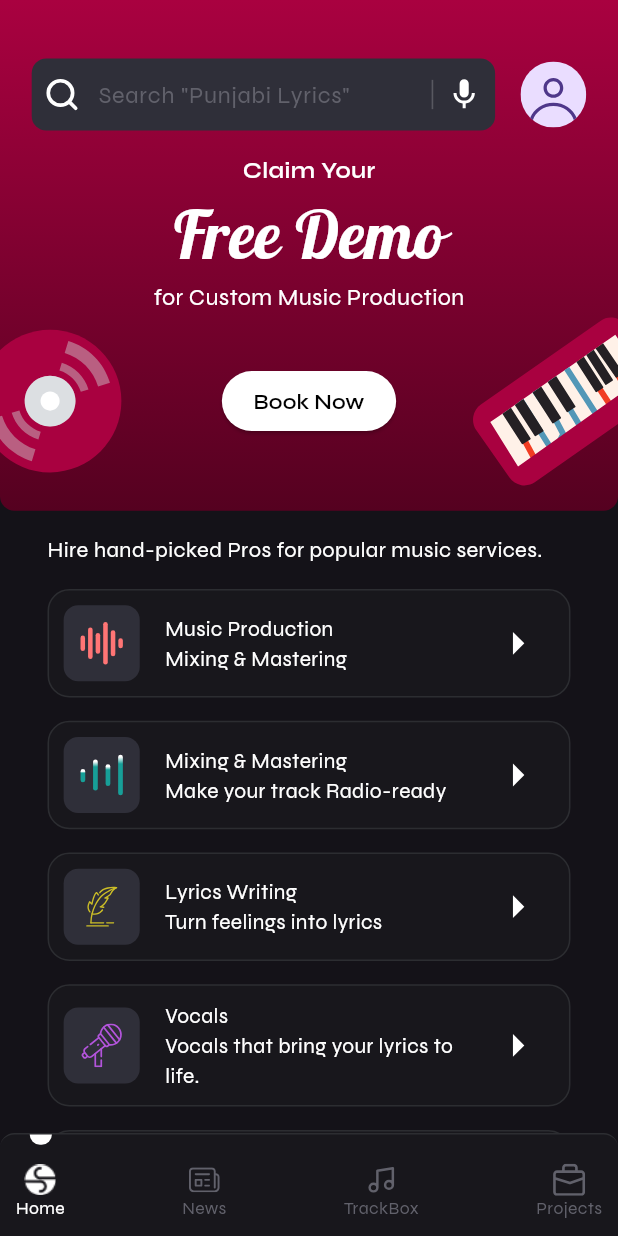
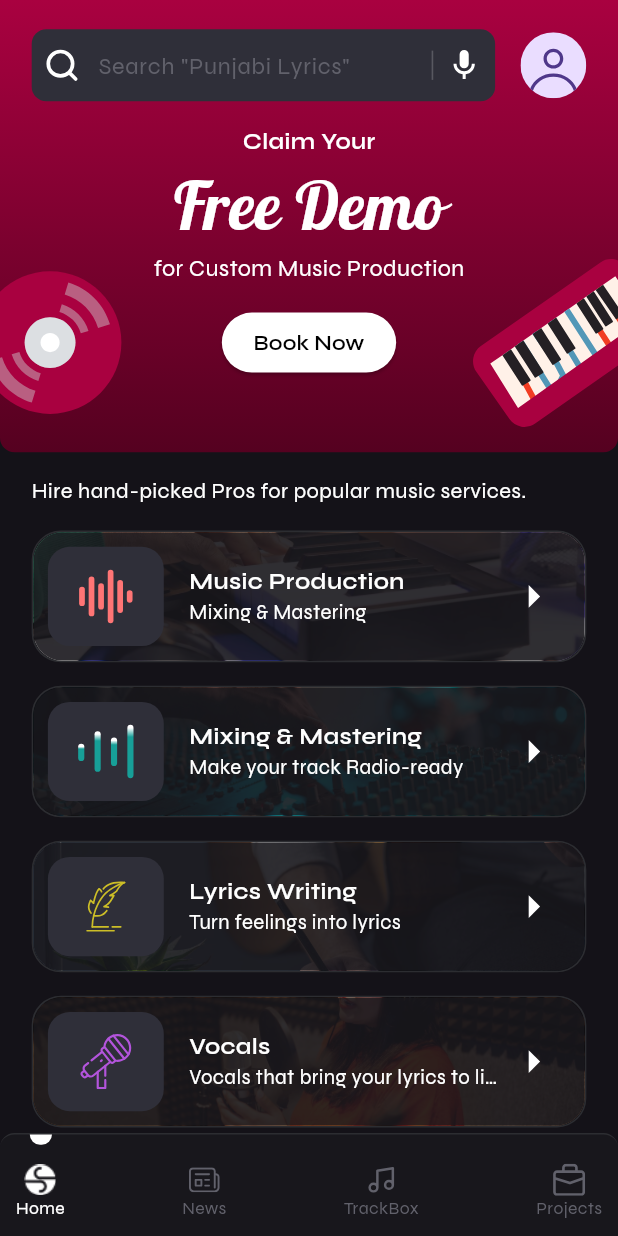
Before and after one commit to Ahmed-lashari/S.Rocks.Music, a Flutter app: the screen it shows after launch, on a phone screen of 412 x 824 dp. Run offline on Flutter 3.47's test engine with Material 3 defaults, Android fonts, the light colour scheme and no system bars; our stand-ins replace flutter_riverpod, flutter_screenutil, flutter_spinkit, flutter_svg, hexcolor; generated files the repository leaves out were written again; project files that could hold a hidden picture were left out.

Commit message:
music cards render issue resolved

```diff
--- a/lib/constants/app_icons.dart
+++ b/lib/constants/app_icons.dart
@@ -26,4 +26,10 @@ class AppImageIcons {
   static const String lyrics = "assets/all_icons/mucis_card_icons/lyrics.svg";
   static const String vocals = "assets/all_icons/mucis_card_icons/vocals.svg";
   static const String arrow = "assets/all_icons/mucis_card_icons/arrow.svg";
+
+  // music card background images
+  static const String prodBg = "assets/all_icons/card_bg/production.png";
+  static const String mixingBg = "assets/all_icons/card_bg/mixing.png";
+  static const String vocalsBg = "assets/all_icons/card_bg/vocals.png";
+  static const String lyricsBg = "assets/all_icons/card_bg/lyrics.png";
 }
--- a/lib/core/utils.dart/utils.dart
+++ b/lib/core/utils.dart/utils.dart
@@ -1,11 +1,15 @@
 import 'package:flutter/material.dart';
 
 class Utils {
+  static MediaQueryData getMediaQuery(BuildContext context) {
+    return MediaQuery.of(context);
+  }
+
   static double getHeight(BuildContext context) {
-    return MediaQuery.of(context).size.height;
+    return getMediaQuery(context).size.height;
   }
 
   static double getWeidth(BuildContext context) {
-    return MediaQuery.of(context).size.width;
+    return getMediaQuery(context).size.width;
   }
 }
--- a/lib/main.dart
+++ b/lib/main.dart
@@ -25,7 +25,7 @@ class _SRocksMusicState extends State<SRocksMusic> {
   @override
   Widget build(BuildContext context) {
     return ScreenUtilInit(
-        designSize: const Size(390, 845),
+        designSize: const Size(390, 845), // taken from figma assignemnt file
         minTextAdapt: true,
         splitScreenMode: true,
         builder: (context, child) => SafeArea(
--- a/lib/view/screens/home/home_tab/0_home_tab.dart
+++ b/lib/view/screens/home/home_tab/0_home_tab.dart
@@ -3,6 +3,7 @@ import 'package:flutter_screenutil/flutter_screenutil.dart';
 import 'package:skility_x/constants/app_colors.dart';
 import 'package:skility_x/constants/app_icons.dart';
 import 'package:skility_x/constants/app_keys/text_controller_keys.dart';
+import 'package:skility_x/core/utils.dart/utils.dart';
 import 'package:skility_x/view/themes/theme_constants.dart';
 import 'package:skility_x/view/widgets/app_textfield.dart';
 import 'package:skility_x/view/widgets/custom_icons.dart';
@@ -19,20 +20,15 @@ class _HomeScreenState extends State<HomeScreen> {
   @override
   Widget build(BuildContext context) {
     return Scaffold(
-      body: SingleChildScrollView(
-        child: Column(
-          spacing: 16.h,
-          children: [
-            _CustomAppBar(),
-            _ScrollableContent(),
-          ],
-        ),
-      ),
-    );
+        // backgroundColor: Colors.blue,
+        body: SingleChildScrollView(
+            child: Column(
+                spacing: 16.h,
+                children: [_CustomAppBar(context), _ScrollableContent()])));
   }
 }
 
-Widget _CustomAppBar() {
+Widget _CustomAppBar(BuildContext context) {
   return Container(
     padding: EdgeInsets.symmetric(vertical: 10.h),
     decoration: BoxDecoration(
@@ -45,7 +41,7 @@ Widget _CustomAppBar() {
       mainAxisSize: MainAxisSize.min,
       children: [
         // display text field
-        _buildSearchBar(),
+        _buildSearchBar(context),
 
 // textual scripts
         _buildTextualDetailsAndAssets(),
@@ -54,10 +50,13 @@ Widget _CustomAppBar() {
   );
 }
 
-Widget _buildSearchBar() {
+Widget _buildSearchBar(BuildContext context) {
   return Container(
       color: AppColors.transparent,
-      padding: EdgeInsets.only(left: 20.w, right: 20.w, top: 30.h),
+      padding: EdgeInsets.only(
+          left: 20.w,
+          right: 20.w,
+          top: Utils.getMediaQuery(context).padding.top + 10.h),
       child: Row(spacing: 16.w, children: [
         Expanded(
             child: myTextField(
@@ -71,7 +70,7 @@ Widget _buildSearchBar() {
 
 Widget _buildTextualDetailsAndAssets() {
   return SizedBox(
-      height: 250.h,
+      height: 230.h,
       child: Stack(
           alignment: Alignment.center,
           children: [_buildTextualDetails(), _buildAssets()]));
@@ -138,7 +137,7 @@ Widget _ScrollableContent() {
 
 Widget _ScrollableList() {
   return Padding(
-      padding: EdgeInsets.symmetric(horizontal: 30.w),
+      padding: EdgeInsets.symmetric(horizontal: 20.w),
       child: Column(
           spacing: 16.h,
           mainAxisAlignment: MainAxisAlignment.start,
@@ -151,36 +150,36 @@ Widget _ScrollableList() {
                 trailingIconPath: AppImageIcons.arrow,
                 title: "Music Production",
                 subTitle: "Mixing & Mastering",
-                bgAsset: 'bgAsset',
+                bgAsset: AppImageIcons.prodBg,
                 navigateRoute: 'production'),
             MusicServiceCard(
                 leadingIconPath: AppImageIcons.mixing,
                 trailingIconPath: AppImageIcons.arrow,
                 title: "Mixing & Mastering",
                 subTitle: "Make your track Radio-ready",
-                bgAsset: 'bgAsset',
+                bgAsset: AppImageIcons.mixingBg,
                 navigateRoute: 'production'),
             MusicServiceCard(
                 leadingIconPath: AppImageIcons.lyrics,
                 trailingIconPath: AppImageIcons.arrow,
                 title: "Lyrics Writing",
                 subTitle: "Turn feelings into lyrics",
-                bgAsset: 'bgAsset',
+                bgAsset: AppImageIcons.lyricsBg,
                 navigateRoute: 'production'),
             MusicServiceCard(
                 leadingIconPath: AppImageIcons.vocals,
                 trailingIconPath: AppImageIcons.arrow,
                 title: "Vocals",
                 subTitle: "Vocals that bring your lyrics to life.",
-                bgAsset: 'bgAsset',
+                bgAsset: AppImageIcons.vocalsBg,
                 navigateRoute: 'production'),
-            MusicServiceCard(
-                leadingIconPath: AppImageIcons.vocals,
-                trailingIconPath: AppImageIcons.arrow,
-                title: "Vocals",
-                subTitle: "Vocals that bring your lyrics to life.",
-                bgAsset: 'bgAsset',
-                navigateRoute: '.'),
+            // MusicServiceCard(
+            //     leadingIconPath: AppImageIcons.vocals,
+            //     trailingIconPath: AppImageIcons.arrow,
+            //     title: "Vocals",
+            //     subTitle: "Vocals that bring your lyrics to life.",
+            //     bgAsset: 'bgAsset',
+            //     navigateRoute: '.'),
             SizedBox.shrink()
           ]));
 }
--- a/lib/view/widgets/app_bottom_nav_bar.dart
+++ b/lib/view/widgets/app_bottom_nav_bar.dart
@@ -28,26 +28,23 @@ class _CustomBottomNavigationBarState
   Widget build(BuildContext context) {
     debugPrint('building whole nav bar');
     return Container(
-        padding: EdgeInsets.only(bottom: 10.h, left: 10.w, right: 10.w),
         decoration: BoxDecoration(
             border: Border(top: BorderSide(color: AppColors.navBarBorderColor)),
             color: AppColors.navBarBgColor,
-          borderRadius: BorderRadius.vertical(top: Radius.circular(10.r)),
-        ),
+            borderRadius: BorderRadius.vertical(top: Radius.circular(10.r))),
         child: Stack(children: [_buildIndicator(), _buildNavItems()]));
   }
 
   Widget _buildIndicator() {
-    final double maxAlign = 0.88.w;
-    final double boundries = 0.9.w;
+    final double maxAlign = 0.88;
+    final double boundries = 0.9;
     final int n = _navBarList.length;
 
     return Positioned(
         top: 0,
         right: 0,
         left: 0,
-      child: Consumer(
-        builder: (context, ref, child) {
+        child: Consumer(builder: (context, ref, child) {
           final selectedIndex = ref.watch(homeViewModelProvider);
 
           /// starting/emding point (-1 to 1)
@@ -69,23 +66,21 @@ class _CustomBottomNavigationBarState
                       color: AppColors.whiteColor,
                       borderRadius: BorderRadius.vertical(
                           bottom: Radius.circular(50.r)))));
-        },
-      ),
-    );
+        }));
   }
 
   Widget _buildNavItems() {
-    return Consumer(
-      builder: (context, ref, child) {
+    return Padding(
+        padding: EdgeInsets.only(bottom: 10.h, left: 10.w, right: 10.w),
+        child: Consumer(builder: (context, ref, child) {
           return Row(
               mainAxisAlignment: MainAxisAlignment.spaceBetween,
               children: List.generate(_navBarList.length, (index) {
                 return GestureDetector(
-              onTap: () =>
-                  ref.read(homeViewModelProvider.notifier).setIndex(index),
-              child: Column(
-                mainAxisSize: MainAxisSize.min,
-                children: [
+                    onTap: () => ref
+                        .read(homeViewModelProvider.notifier)
+                        .setIndex(index),
+                    child: Column(mainAxisSize: MainAxisSize.min, children: [
                       SizedBox(height: 20.h),
                       Consumer(builder: (context, ref, _) {
                         final selectedIndex = ref.watch(homeViewModelProvider);
@@ -98,8 +93,7 @@ class _CustomBottomNavigationBarState
                                 ? AppColors.whiteColor
                                 : AppColors.navBarUnselectedColor);
                       }),
-                  Consumer(
-                    builder: (context, ref, _) {
+                      Consumer(builder: (context, ref, _) {
                         final selectedIndex = ref.watch(homeViewModelProvider);
 
                         final isSelected = selectedIndex == index;
@@ -110,14 +104,9 @@ class _CustomBottomNavigationBarState
                                   : AppColors.navBarUnselectedColor,
                               fontSize: 12.sp,
                             ));
-                    },
-                  )
-                ],
-              ),
-            );
-          }),
-        );
-      },
-    );
+                      })
+                    ]));
+              }));
+        }));
   }
 }
--- a/lib/view/widgets/music_services_card.dart
+++ b/lib/view/widgets/music_services_card.dart
@@ -2,6 +2,7 @@ import 'package:flutter/material.dart';
 import 'package:flutter_screenutil/flutter_screenutil.dart';
 import 'package:skility_x/constants/app_colors.dart';
 import 'package:skility_x/core/config/route_config.dart';
+import 'package:skility_x/view/themes/theme_constants.dart';
 import 'package:skility_x/view/widgets/custom_icons.dart';
 
 class MusicServiceCard extends StatelessWidget {
@@ -11,6 +12,7 @@ class MusicServiceCard extends StatelessWidget {
   final String subTitle;
   final String bgAsset;
   final String navigateRoute;
+
   const MusicServiceCard(
       {super.key,
       required this.leadingIconPath,
@@ -23,57 +25,80 @@ class MusicServiceCard extends StatelessWidget {
   @override
   Widget build(BuildContext context) {
     return Container(
+        height: 90.h,
+        decoration: BoxDecoration(
+          border: Border.all(color: AppColors.cardMusicBorderColor, width: 1.w),
+          borderRadius: BorderRadius.circular(20.r),
+        ),
+        child: ClipRRect(
+            borderRadius: BorderRadius.circular(20.r),
+            child: Stack(fit: StackFit.expand, children: [
+              _buildBackgroundImage(),
+              _buildCardContent(context)
+            ])));
+  }
+
+  Widget _buildBackgroundImage() {
+    return Image.asset(
+      bgAsset,
+      fit: BoxFit.cover,
+    );
+  }
+
+  Widget _buildCardContent(BuildContext context) {
+    return Container(
         padding: EdgeInsets.all(10.r),
-      decoration: BoxDecoration(
-        color: AppColors.navBarBgColor,
-        border: Border.all(color: AppColors.cardMusicBorderColor),
-        borderRadius: BorderRadius.circular(15.r),
-      ),
+        color: AppColors.navBarBgColor.withValues(alpha: 0.9),
         child: Row(
             mainAxisAlignment: MainAxisAlignment.spaceBetween,
-        children: [
-          Flexible(
+            children: [_buildLeftSection(), _buildTrailingIcon(context)]));
+  }
+
+  Widget _buildLeftSection() {
+    return Expanded(
       child: Row(
-              spacing: 16.w,
-              children: [
-                // leading icon
-                Container(
-                  padding: EdgeInsets.all(11.r),
+          spacing: 16.w, children: [_buildLeadingIcon(), _buildTextSection()]),
+    );
+  }
+
+  Widget _buildLeadingIcon() {
+    return Expanded(
+      flex: 3,
+      child: Container(
+          height: 1.sh,
+          padding: EdgeInsets.all(15.r),
           decoration: BoxDecoration(
-                    borderRadius: BorderRadius.circular(10.r),
-                    color: AppColors.cardMusicBg,
-                  ),
-                  child: ClipRRect(
-                    borderRadius: BorderRadius.circular(10.r),
-                    clipBehavior: Clip.none,
-                    child: CustomIcon(
-                      icon: leadingIconPath,
-                      size: 30,
-                    ),
-                  ),
-                ),
+              borderRadius: BorderRadius.circular(15.r),
+              color: AppColors.cardMusicBg),
+          child: ClipRRect(child: CustomIcon(icon: leadingIconPath, size: 30))),
+    );
+  }
 
-                // title + subtitle
-                Flexible(
+  Widget _buildTextSection() {
+    return Expanded(
+        flex: 8,
         child: Column(
+            mainAxisAlignment: MainAxisAlignment.center,
             crossAxisAlignment: CrossAxisAlignment.start,
             children: [
-                      Text(title),
-                      Text(subTitle),
-                    ],
-                  ),
-                ),
-              ],
-            ),
-          ),
+              Text(title,
+                  maxLines: 1,
+                  overflow: TextOverflow.fade,
+                  style: TextStyle(
+                      fontFamily: AppTypoGraphy.bold, fontSize: 16.sp)),
+              Text(subTitle,
+                  maxLines: 1,
+                  overflow: TextOverflow.ellipsis,
+                  style: TextStyle(fontSize: 14.sp))
+            ]));
+  }
 
-          // trailing icon
-          IconButton(
+  Widget _buildTrailingIcon(BuildContext context) {
+    return IconButton(
         icon: CustomIcon(icon: trailingIconPath, size: 17),
-              onPressed: () => AppNavigator.navigateTo(context,
-                  wRoute: getWidgetFromRoute(navigateRoute))),
-        ],
-      ),
-    );
+        onPressed: () {
+          AppNavigator.navigateTo(context,
+              wRoute: getWidgetFromRoute(navigateRoute));
+        });
   }
 }
--- a/pubspec.yaml
+++ b/pubspec.yaml
@@ -78,6 +78,9 @@ flutter:
 
   # music card icons
     - assets/all_icons/mucis_card_icons/
+
+  # music card backgound images
+    - assets/all_icons/card_bg/
   #   - images/a_dot_ham.jpeg
   #   - images/a_dot_ham.jpeg
 
```
Also changed, not shown: 2 other files. Lines whose indentation alone changed are shown as unchanged.
